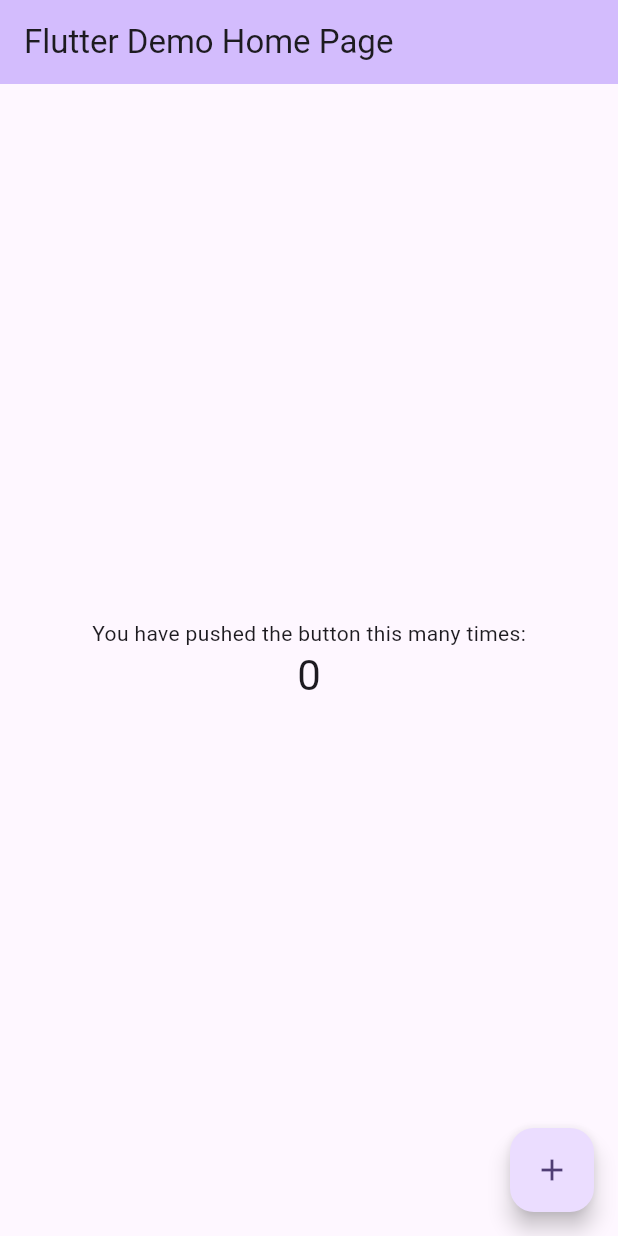
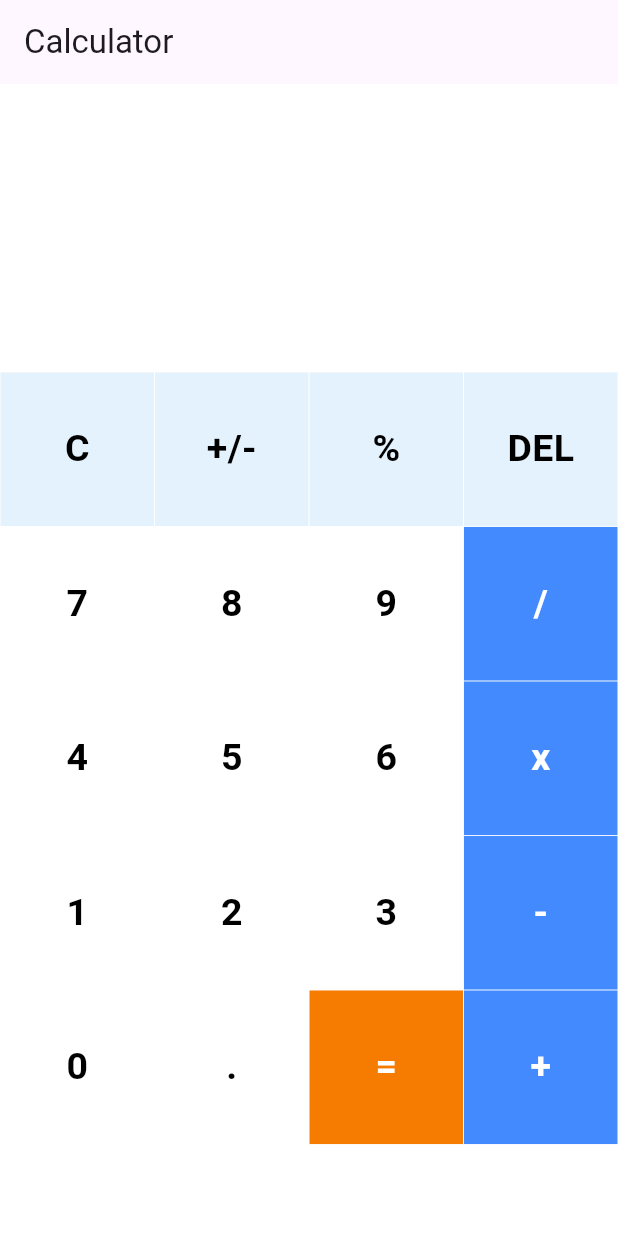
Before and after one commit to harshitdixit14/Calculator-App-in-flutter, a Flutter app: the screen it shows after launch, on a phone screen of 412 x 824 dp. Run offline on Flutter 3.47's test engine with Material 3 defaults, Android fonts, the phone set to English and light mode, and no system bars; our stand-ins replace math_expressions.

Commit message:
create calculator app

```diff
--- /dev/null
+++ b/lib/buttons.dart
@@ -0,0 +1,40 @@
+import 'package:flutter/material.dart';
+
+// creating Stateless Widget for buttons
+class MyButton extends StatelessWidget {
+
+// declaring variables
+final color;
+final textColor;
+final buttonText;
+final buttontapped;
+
+//Constructor
+const MyButton({super.key, this.color, this.textColor, this.buttonText, this.buttontapped});
+
+@override
+Widget build(BuildContext context) {
+	return GestureDetector(
+	onTap: buttontapped,
+	child: Padding(
+		padding: const EdgeInsets.all(0.2),
+		child: ClipRRect(
+		// borderRadius: BorderRadius.circular(25),
+		child: Container(
+			color: color,
+			child: Center(
+			child: Text(
+				buttonText,
+				style: TextStyle(
+				color: textColor,
+				fontSize: 25,
+				fontWeight: FontWeight.bold,
+				),
+			),
+			),
+		),
+		),
+	),
+	);
+}
+}
--- a/lib/main.dart
+++ b/lib/main.dart
@@ -1,4 +1,6 @@
 import 'package:flutter/material.dart';
+import 'buttons.dart';
+import 'package:math_expressions/math_expressions.dart';
 
 void main() {
 runApp(const MyApp());
@@ -7,119 +9,199 @@ void main() {
 class MyApp extends StatelessWidget {
   const MyApp({super.key});
 
-  // This widget is the root of your application.
 @override
 Widget build(BuildContext context) {
-    return MaterialApp(
-      title: 'Flutter Demo',
-      theme: ThemeData(
-        // This is the theme of your application.
-        //
-        // TRY THIS: Try running your application with "flutter run". You'll see
-        // the application has a purple toolbar. Then, without quitting the app,
-        // try changing the seedColor in the colorScheme below to Colors.green
-        // and then invoke "hot reload" (save your changes or press the "hot
-        // reload" button in a Flutter-supported IDE, or press "r" if you used
-        // the command line to start the app).
-        //
-        // Notice that the counter didn't reset back to zero; the application
-        // state is not lost during the reload. To reset the state, use hot
-        // restart instead.
-        //
-        // This works for code too, not just values: Most code changes can be
-        // tested with just a hot reload.
-        colorScheme: ColorScheme.fromSeed(seedColor: Colors.deepPurple),
-        useMaterial3: true,
-      ),
-      home: const MyHomePage(title: 'Flutter Demo Home Page'),
-    );
+	return const MaterialApp(
+	debugShowCheckedModeBanner: false,
+	home: HomePage(),
+	); // MaterialApp
 }
 }
 
-class MyHomePage extends StatefulWidget {
-  const MyHomePage({super.key, required this.title});
-
-  // This widget is the home page of your application. It is stateful, meaning
-  // that it has a State object (defined below) that contains fields that affect
-  // how it looks.
-
-  // This class is the configuration for the state. It holds the values (in this
-  // case the title) provided by the parent (in this case the App widget) and
-  // used by the build method of the State. Fields in a Widget subclass are
-  // always marked "final".
-
-  final String title;
+class HomePage extends StatefulWidget {
+  const HomePage({super.key});
 
 @override
-  State<MyHomePage> createState() => _MyHomePageState();
+_HomePageState createState() => _HomePageState();
 }
 
-class _MyHomePageState extends State<MyHomePage> {
-  int _counter = 0;
+class _HomePageState extends State<HomePage> {
+var userInput = '';
+var answer = '';
 
-  void _incrementCounter() {
-    setState(() {
-      // This call to setState tells the Flutter framework that something has
-      // changed in this State, which causes it to rerun the build method below
-      // so that the display can reflect the updated values. If we changed
-      // _counter without calling setState(), then the build method would not be
-      // called again, and so nothing would appear to happen.
-      _counter++;
-    });
-  }
+// Array of button
+final List<String> buttons = [
+	'C',
+	'+/-',
+	'%',
+	'DEL',
+	'7',
+	'8',
+	'9',
+	'/',
+	'4',
+	'5',
+	'6',
+	'x',
+	'1',
+	'2',
+	'3',
+	'-',
+	'0',
+	'.',
+	'=',
+	'+',
+];
 
 @override
 Widget build(BuildContext context) {
-    // This method is rerun every time setState is called, for instance as done
-    // by the _incrementCounter method above.
-    //
-    // The Flutter framework has been optimized to make rerunning build methods
-    // fast, so that you can just rebuild anything that needs updating rather
-    // than having to individually change instances of widgets.
 	return Scaffold(
 	appBar: AppBar(
-        // TRY THIS: Try changing the color here to a specific color (to
-        // Colors.amber, perhaps?) and trigger a hot reload to see the AppBar
-        // change color while the other colors stay the same.
-        backgroundColor: Theme.of(context).colorScheme.inversePrimary,
-        // Here we take the value from the MyHomePage object that was created by
-        // the App.build method, and use it to set our appbar title.
-        title: Text(widget.title),
+		title: const Text("Calculator"),
+	), //AppBar
+	backgroundColor: Colors.white38,
+	body: Column(
+		children: <Widget>[
+		Expanded(
+			child: Container(
+			child: Column(
+				mainAxisAlignment: MainAxisAlignment.spaceEvenly,
+				children: <Widget>[
+					Container(
+					padding: const EdgeInsets.all(20),
+					alignment: Alignment.centerRight,
+					child: Text(
+						userInput,
+						style: const TextStyle(fontSize: 18, color: Colors.white),
 					),
-      body: Center(
-        // Center is a layout widget. It takes a single child and positions it
-        // in the middle of the parent.
-        child: Column(
-          // Column is also a layout widget. It takes a list of children and
-          // arranges them vertically. By default, it sizes itself to fit its
-          // children horizontally, and tries to be as tall as its parent.
-          //
-          // Column has various properties to control how it sizes itself and
-          // how it positions its children. Here we use mainAxisAlignment to
-          // center the children vertically; the main axis here is the vertical
-          // axis because Columns are vertical (the cross axis would be
-          // horizontal).
-          //
-          // TRY THIS: Invoke "debug painting" (choose the "Toggle Debug Paint"
-          // action in the IDE, or press "p" in the console), to see the
-          // wireframe for each widget.
-          mainAxisAlignment: MainAxisAlignment.center,
-          children: <Widget>[
-            const Text(
-              'You have pushed the button this many times:',
 					),
-            Text(
-              '$_counter',
-              style: Theme.of(context).textTheme.headlineMedium,
+					Container(
+					padding: const EdgeInsets.all(15),
+					alignment: Alignment.centerRight,
+					child: Text(
+						answer,
+						style: const TextStyle(
+							fontSize: 30,
+							color: Colors.white,
+							fontWeight: FontWeight.bold),
+					),
+					)
+				]),
+			),
+		),
+		Expanded(
+			flex: 3,
+			child: Container(
+			child: GridView.builder(
+				itemCount: buttons.length,
+				gridDelegate: const SliverGridDelegateWithFixedCrossAxisCount(
+					crossAxisCount: 4),
+				itemBuilder: (BuildContext context, int index) {
+					// Clear Button
+					if (index == 0) {
+					return MyButton(
+						buttontapped: () {
+						setState(() {
+							userInput = '';
+							answer = '0';
+						});
+						},
+						buttonText: buttons[index],
+						color: Colors.blue[50],
+						textColor: Colors.black,
+					);
+					}
+
+					// +/- button
+					else if (index == 1) {
+					return MyButton(
+						buttonText: buttons[index],
+						color: Colors.blue[50],
+						textColor: Colors.black,
+					);
+					}
+					// % Button
+					else if (index == 2) {
+					return MyButton(
+						buttontapped: () {
+						setState(() {
+							userInput += buttons[index];
+						});
+						},
+						buttonText: buttons[index],
+						color: Colors.blue[50],
+						textColor: Colors.black,
+					);
+					}
+					// Delete Button
+					else if (index == 3) {
+					return MyButton(
+						buttontapped: () {
+						setState(() {
+							userInput =
+								userInput.substring(0, userInput.length);
+						});
+						},
+						buttonText: buttons[index],
+						color: Colors.blue[50],
+						textColor: Colors.black,
+					);
+					}
+					// Equal_to Button
+					else if (index == 18) {
+					return MyButton(
+						buttontapped: () {
+						setState(() {
+							equalPressed();
+						});
+						},
+						buttonText: buttons[index],
+						color: Colors.orange[700],
+						textColor: Colors.white,
+					);
+					}
+
+					// other buttons
+					else {
+					return MyButton(
+						buttontapped: () {
+						setState(() {
+							userInput += buttons[index];
+						});
+						},
+						buttonText: buttons[index],
+						color: isOperator(buttons[index])
+							? Colors.blueAccent
+							: Colors.white,
+						textColor: isOperator(buttons[index])
+							? Colors.white
+							: Colors.black,
+					);
+					}
+				}), // GridView.builder
+			),
 		),
 		],
 	),
-      ),
-      floatingActionButton: FloatingActionButton(
-        onPressed: _incrementCounter,
-        tooltip: 'Increment',
-        child: const Icon(Icons.add),
-      ), // This trailing comma makes auto-formatting nicer for build methods.
 	);
 }
+
+bool isOperator(String x) {
+	if (x == '/' || x == 'x' || x == '-' || x == '+' || x == '=') {
+	return true;
 	}
+	return false;
+}
+
+// function to calculate the input operation
+void equalPressed() {
+	String finaluserinput = userInput;
+	finaluserinput = userInput.replaceAll('x', '*');
+
+	Parser p = Parser();
+	Expression exp = p.parse(finaluserinput);
+	ContextModel cm = ContextModel();
+	double eval = exp.evaluate(EvaluationType.REAL, cm);
+	answer = eval.toString();
+}
+}
--- a/pubspec.yaml
+++ b/pubspec.yaml
@@ -35,6 +35,7 @@ dependencies:
   # The following adds the Cupertino Icons font to your application.
   # Use with the CupertinoIcons class for iOS style icons.
   cupertino_icons: ^1.0.2
+  math_expressions: ^2.0.0
 
 dev_dependencies:
   flutter_test:
```
Also changed, not shown: pubspec.lock. Lines whose indentation alone changed are shown as unchanged.
